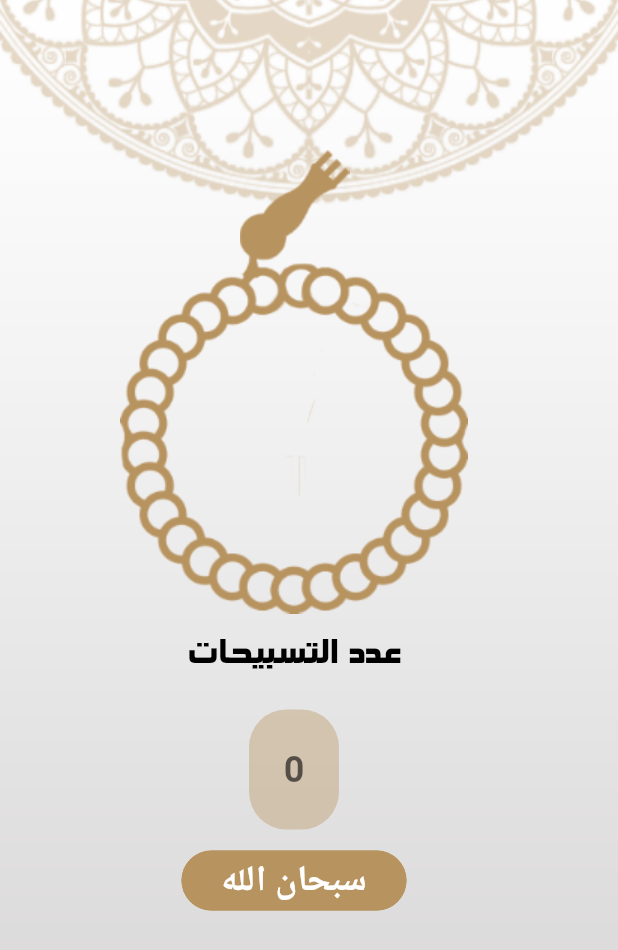
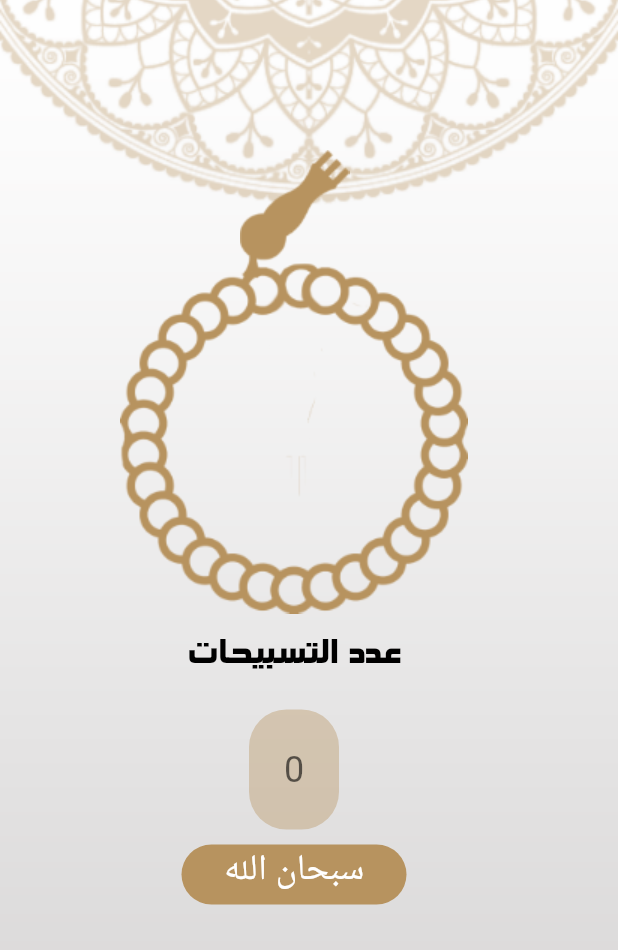
Before and after one commit to Eyadzz/Quran_Application, a Flutter app: the TasbeehScreen screen opened by its route, on a phone screen of 412 x 824 dp. Shown: the top 950 px of the screen. Run offline on Flutter 3.47's test engine with Material 2 defaults, Android fonts, the phone set to English and light mode, and no system bars; our stand-ins replace splashscreen; missing offline and left inert: dart:ffi; generated files the repository leaves out were written again.

Commit message:
some code rework

```diff
--- a/lib/TasbeehCounterDisplay.dart
+++ b/lib/TasbeehCounterDisplay.dart
@@ -62,20 +62,21 @@ class _TasbeehCounterDisplayState extends State<TasbeehCounterDisplay> {
     return Column(
       mainAxisAlignment: MainAxisAlignment.spaceEvenly,
       children: <Widget>[
-        GestureDetector(
-          child: Transform(
+        InkWell(
+          onTap:(){
+            rotate = !rotate;
+            _incrementTasbeehCounter();
+        },
+          child: Container(
+            alignment: Alignment.center,
+            child:Transform(
               transform: Matrix4.rotationX((rotate ? 0 : -2) * 3.14159 / 2),
               alignment: Alignment.center,
               child: Container(
                 child: imageToRotate,
               ),
             ),
-          onTap: () {
-            setState(() {
-              rotate = !rotate;
-              _incrementTasbeehCounter();
-            });
-          },
+          ),
         ),
         SizedBox(
           height: 10,
@@ -84,38 +85,37 @@ class _TasbeehCounterDisplayState extends State<TasbeehCounterDisplay> {
         SizedBox(
           height: 20,
         ),
-        ElevatedButton(
-            onPressed: null,
+
+        Container(
+          width: 60,
+          height: 80,
+          decoration: BoxDecoration(
+            color: Color.fromRGBO(183, 147, 95, 1).withAlpha(100),
+            borderRadius: BorderRadius.circular(25),
+          ),
           child: Text(
             '$_tasbeehCounter',
             textScaleFactor: 1.6,
-              style: TextStyle(color: Colors.black.withOpacity(0.6)),
+            textAlign: TextAlign.center,
+            style: TextStyle(color: Colors.black.withOpacity(0.6),height: 2.5),
           ),
-            style: ButtonStyle(
-                backgroundColor: MaterialStateProperty.all(
-                    Color.fromRGBO(183, 147, 95, 1).withAlpha(100)),
-                minimumSize: MaterialStateProperty.all(Size(60, 80)),
-                shape: MaterialStateProperty.all<RoundedRectangleBorder>(
-                    RoundedRectangleBorder(
-                  borderRadius: BorderRadius.circular(25.0),
-                )))),
+        ),
         SizedBox(
           height: 10,
         ),
-        ElevatedButton(
-            onPressed: null,
+
+        Container(
+          width: 150,
+          height: 40,
+          decoration: BoxDecoration(
+            color: Color.fromRGBO(183, 147, 95, 1),
+            borderRadius: BorderRadius.circular(25),
+          ),
           child: Text(tasbeehButtonLabel,
               textScaleFactor: 1.6,
+              textAlign: TextAlign.center,
               style: TextStyle(color: Colors.white.withOpacity(1))),
-            style: ButtonStyle(
-                backgroundColor:
-                    MaterialStateProperty.all(Color.fromRGBO(183, 147, 95, 1)),
-                minimumSize: MaterialStateProperty.all(Size(150, 40)),
-                shape: MaterialStateProperty.all<RoundedRectangleBorder>(
-                    RoundedRectangleBorder(
-                        borderRadius: BorderRadius.circular(25.0),
-                        side: BorderSide(
-                            color: Color.fromRGBO(183, 147, 95, 1))))))
+        ),
       ],
     );
   }
```
Lines whose indentation alone changed are shown as unchanged.
